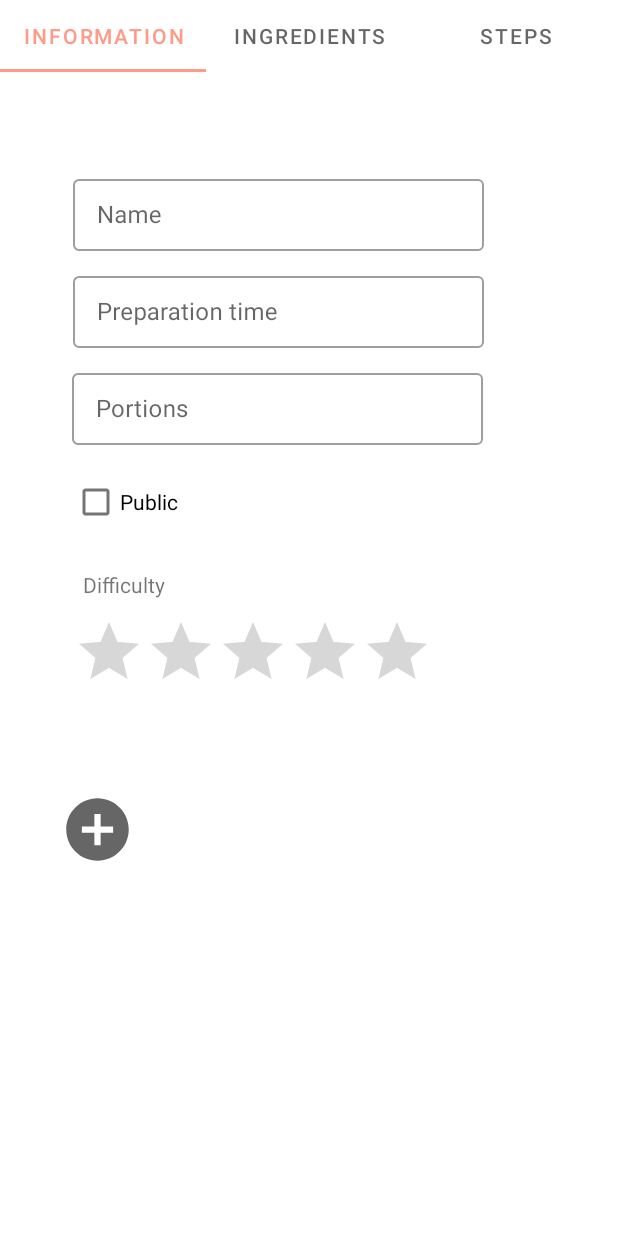
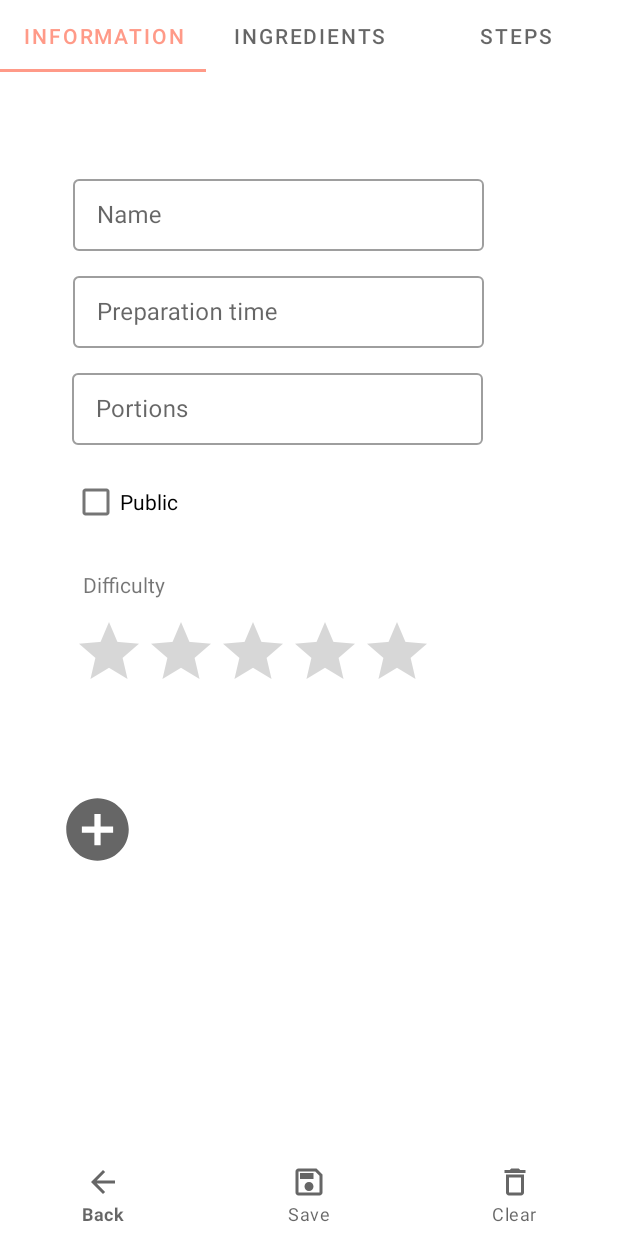
Before and after one commit to benwoo1110/Sharecipe-App, an Android app: the RecipeCreateActivity screen opened directly, with no data from a screen before it, on a phone screen of 412 x 824 dp. Run offline under Robolectric (Android 15) with nearby library versions, the phone set to English and light mode, and no system bars; libraries missing offline, so code that uses them is left out: com.github.dhaval2404.imagepicker, java9.util.function; pictures from the network do not load; 1 statement that could not run was skipped.

Commit message:
add icons, navigation bar to recipe screen

```diff
--- /dev/null
+++ b/app/src/main/res/drawable-v24/outline_arrow_back_24.xml
@@ -0,0 +1,11 @@
+<vector xmlns:android="http://schemas.android.com/apk/res/android"
+    android:width="24dp"
+    android:height="24dp"
+    android:viewportWidth="24"
+    android:viewportHeight="24"
+    android:tint="?attr/colorControlNormal"
+    android:autoMirrored="true">
+  <path
+      android:fillColor="@android:color/white"
+      android:pathData="M20,11H7.83l5.59,-5.59L12,4l-8,8 8,8 1.41,-1.41L7.83,13H20v-2z"/>
+</vector>
--- /dev/null
+++ b/app/src/main/res/drawable-v24/outline_delete_24.xml
@@ -0,0 +1,10 @@
+<vector xmlns:android="http://schemas.android.com/apk/res/android"
+    android:width="24dp"
+    android:height="24dp"
+    android:viewportWidth="24"
+    android:viewportHeight="24"
+    android:tint="?attr/colorControlNormal">
+  <path
+      android:fillColor="@android:color/white"
+      android:pathData="M16,9v10H8V9h8m-1.5,-6h-5l-1,1H5v2h14V4h-3.5l-1,-1zM18,7H6v12c0,1.1 0.9,2 2,2h8c1.1,0 2,-0.9 2,-2V7z"/>
+</vector>
--- /dev/null
+++ b/app/src/main/res/drawable-v24/outline_save_24.xml
@@ -0,0 +1,10 @@
+<vector xmlns:android="http://schemas.android.com/apk/res/android"
+    android:width="24dp"
+    android:height="24dp"
+    android:viewportWidth="24"
+    android:viewportHeight="24"
+    android:tint="?attr/colorControlNormal">
+  <path
+      android:fillColor="@android:color/white"
+      android:pathData="M17,3L5,3c-1.11,0 -2,0.9 -2,2v14c0,1.1 0.89,2 2,2h14c1.1,0 2,-0.9 2,-2L21,7l-4,-4zM19,19L5,19L5,5h11.17L19,7.83L19,19zM12,12c-1.66,0 -3,1.34 -3,3s1.34,3 3,3 3,-1.34 3,-3 -1.34,-3 -3,-3zM6,6h9v4L6,10z"/>
+</vector>
--- a/app/src/main/res/layout/activity_recipe_create.xml
+++ b/app/src/main/res/layout/activity_recipe_create.xml
@@ -27,4 +27,21 @@
         app:layout_constraintStart_toStartOf="parent"
         app:layout_constraintTop_toTopOf="parent" />
 
+    <LinearLayout
+        android:id="@+id/linearLayout"
+        android:layout_width="match_parent"
+        android:layout_height="wrap_content"
+        app:layout_constraintBottom_toBottomOf="parent"
+        app:layout_constraintEnd_toEndOf="parent"
+        app:layout_constraintStart_toStartOf="parent">
+        ...
+
+        <com.google.android.material.bottomnavigation.BottomNavigationView
+            android:id="@+id/recipe_navigation"
+            android:layout_width="match_parent"
+            android:layout_height="wrap_content"
+            app:menu="@menu/recipe_navigation_menu" />
+
+    </LinearLayout>
+
 </androidx.constraintlayout.widget.ConstraintLayout>
--- /dev/null
+++ b/app/src/main/res/menu/recipe_navigation_menu.xml
@@ -0,0 +1,17 @@
+<?xml version="1.0" encoding="utf-8"?>
+<menu xmlns:app="http://schemas.android.com/apk/res-auto"
+    xmlns:android="http://schemas.android.com/apk/res/android">
+
+    <item
+        android:id="@+id/recipe_back_menu"
+        android:icon="@drawable/outline_arrow_back_24"
+        android:title="Back" />
+    <item
+        android:id="@+id/recipe_save_menu"
+        android:icon="@drawable/outline_save_24"
+        android:title="Save" />
+    <item
+        android:id="@+id/recipe_clear_menu"
+        android:icon="@drawable/outline_delete_24"
+        android:title="Clear" />
+</menu>
```
Also changed, not shown: app/src/main/java/sg/edu/np/mad/Sharecipe/ui/create/RecipeCreateActivity.java (+24 -4 lines), app/src/main/java/sg/edu/np/mad/Sharecipe/ui/main/MainActivity.java (+3 -7 lines), app/src/main/res/menu/bottom_navigation_menu.xml (+6 -1 lines).
